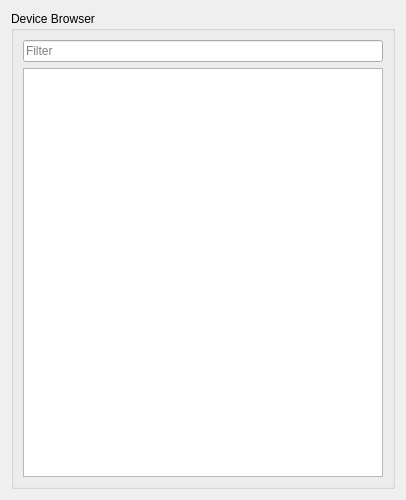
bec-project/bec_widgets, file bec_widgets/widgets/services/device_browser/device_browser.ui: the form before one commit.
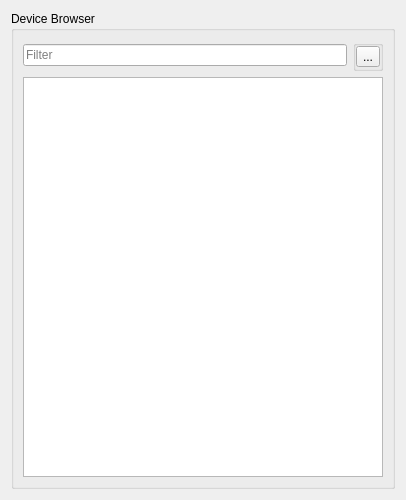
The form after the commit.

Commit message: feat: (#495) add devices through browser

What changed in the file:
```diff
--- a/bec_widgets/widgets/services/device_browser/device_browser.ui
+++ b/bec_widgets/widgets/services/device_browser/device_browser.ui
@@ -29,6 +29,31 @@
           </property>
          </widget>
         </item>
+        <item>
+         <widget class="QGroupBox" name="button_box">
+          <layout class="QHBoxLayout" name="horizontalLayout">
+           <property name="leftMargin">
+            <number>0</number>
+           </property>
+           <property name="topMargin">
+            <number>0</number>
+           </property>
+           <property name="rightMargin">
+            <number>0</number>
+           </property>
+           <property name="bottomMargin">
+            <number>0</number>
+           </property>
+           <item>
+            <widget class="QToolButton" name="add_button">
+             <property name="text">
+              <string>...</string>
+             </property>
+            </widget>
+           </item>
+          </layout>
+         </widget>
+        </item>
        </layout>
       </item>
       <item>
```
The commit also changes 6 other files.
